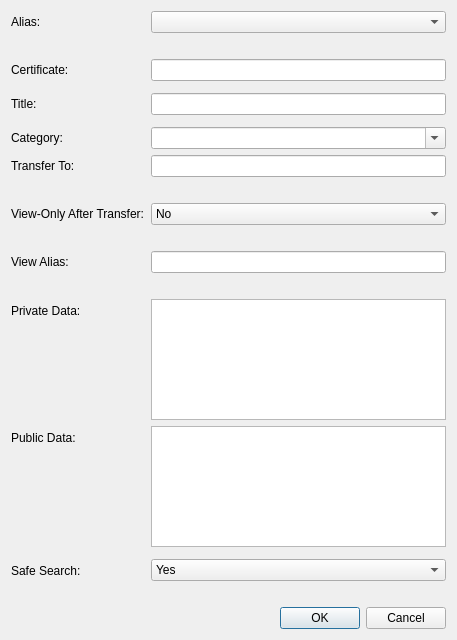
greggdourgarian/syscoin2, file src/qt/forms/editcertdialog.ui: the form before one commit.
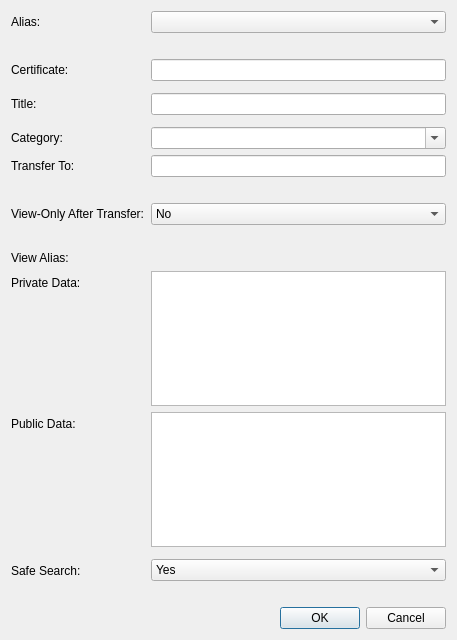
The form after the commit.

```diff
--- a/src/qt/forms/editcertdialog.ui
+++ b/src/qt/forms/editcertdialog.ui
@@ -151,16 +151,6 @@
        </property>
       </widget>
      </item>
-     <item row="11" column="1">
-      <widget class="QLineEdit" name="viewAliasEdit"/>
-     </item>
-     <item row="12" column="1">
-      <widget class="QLabel" name="viewAliasDisclaimer">
-       <property name="text">
-        <string/>
-       </property>
-      </widget>
-     </item>
      <item row="13" column="0">
       <widget class="QLabel" name="certDataLabel">
        <property name="text">
```
